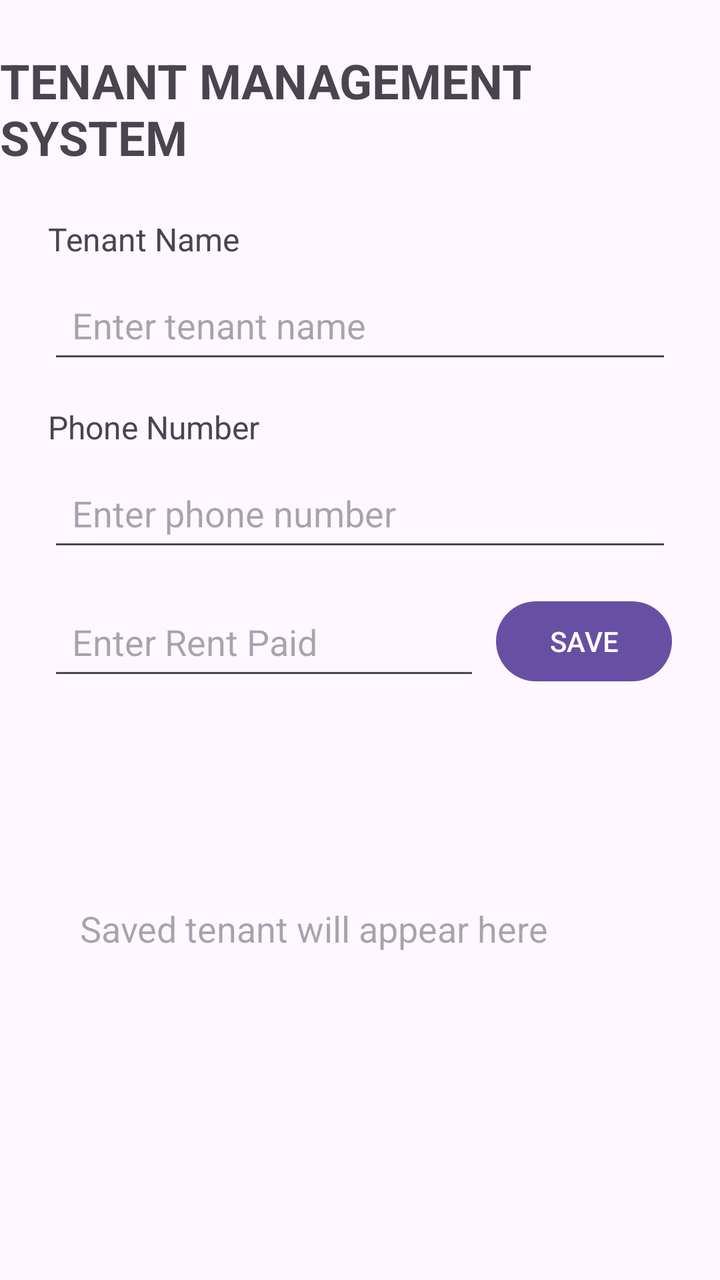
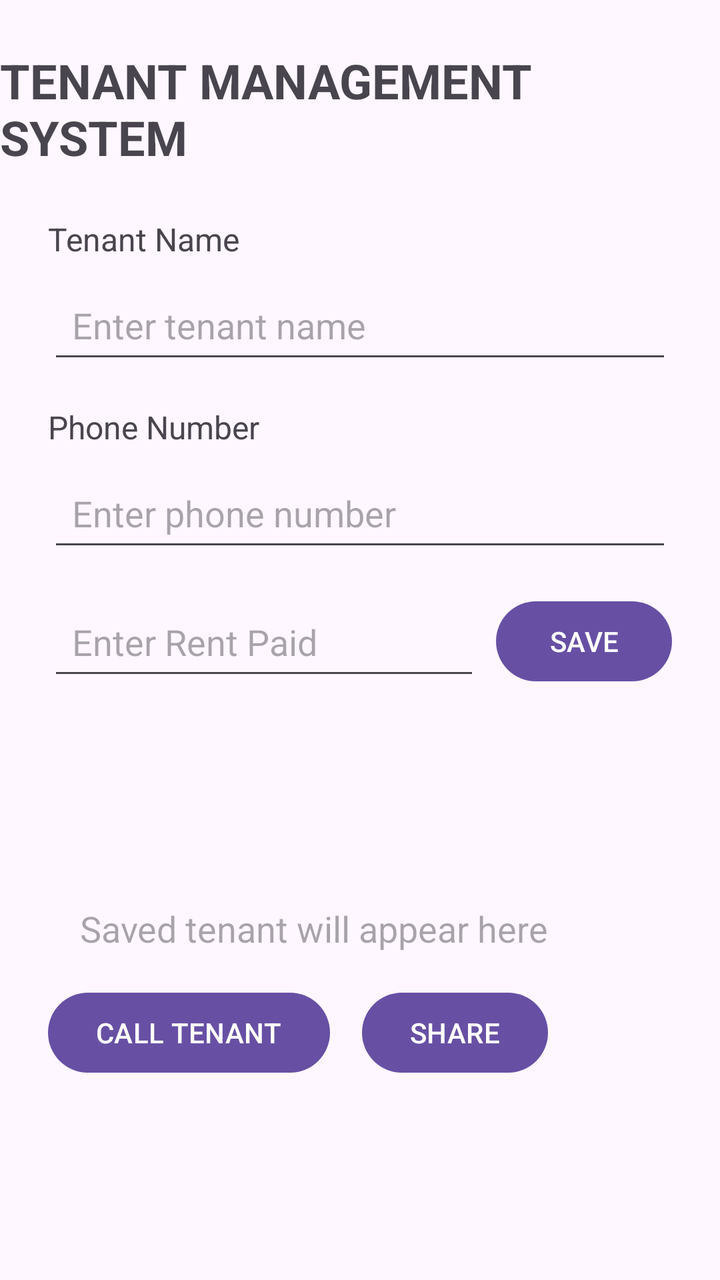

Screens rendered from an Android XML layout before and after an edit, with the pre-edit source and the edit as a unified diff.
<!-- AndroidManifest.xml: application theme Theme.TenantManagementSystem -->
<!-- res/layout/activity_main.xml -->
<?xml version="1.0" encoding="utf-8"?>
<layout xmlns:android="http://schemas.android.com/apk/res/android"
    xmlns:app="http://schemas.android.com/apk/res-auto">

    <data>
        <variable
            name="tenant"
            type="com.example.tenantmanagementsystem.Tenant" />
    </data>

    <androidx.constraintlayout.widget.ConstraintLayout
        android:layout_width="match_parent"
        android:layout_height="match_parent">

        <TextView
            android:id="@+id/titleTextView"
            android:layout_width="wrap_content"
            android:layout_height="wrap_content"
            android:text="TENANT MANAGEMENT SYSTEM"
            android:textSize="24sp"
            android:textStyle="bold"
            android:layout_marginTop="24dp"
            app:layout_constraintTop_toTopOf="parent"
            app:layout_constraintStart_toStartOf="parent"
            app:layout_constraintEnd_toEndOf="parent" />

        <TextView
            android:id="@+id/tenantNameLabel"
            android:layout_width="wrap_content"
            android:layout_height="wrap_content"
            android:text="Tenant Name"
            android:textSize="16sp"
            android:layout_marginTop="24dp"
            android:layout_marginStart="24dp"
            app:layout_constraintTop_toBottomOf="@id/titleTextView"
            app:layout_constraintStart_toStartOf="parent" />

        <EditText
            android:id="@+id/tenantNameEditText"
            android:layout_width="0dp"
            android:layout_height="wrap_content"
            android:hint="Enter tenant name"
            android:minHeight="48dp"
            android:padding="12dp"
            android:layout_marginTop="8dp"
            android:layout_marginStart="24dp"
            android:layout_marginEnd="24dp"
            app:layout_constraintTop_toBottomOf="@id/tenantNameLabel"
            app:layout_constraintStart_toStartOf="parent"
            app:layout_constraintEnd_toEndOf="parent" />

        <TextView
            android:id="@+id/phoneLabel"
            android:layout_width="wrap_content"
            android:layout_height="wrap_content"
            android:text="Phone Number"
            android:textSize="16sp"
            android:layout_marginTop="16dp"
            android:layout_marginStart="24dp"
            app:layout_constraintTop_toBottomOf="@id/tenantNameEditText"
            app:layout_constraintStart_toStartOf="parent" />

        <EditText
            android:id="@+id/phoneEditText"
            android:layout_width="0dp"
            android:layout_height="wrap_content"
            android:hint="Enter phone number"
            android:inputType="phone"
            android:minHeight="48dp"
            android:padding="12dp"
            android:layout_marginTop="8dp"
            android:layout_marginStart="24dp"
            android:layout_marginEnd="24dp"
            app:layout_constraintTop_toBottomOf="@id/phoneLabel"
            app:layout_constraintStart_toStartOf="parent"
            app:layout_constraintEnd_toEndOf="parent" />

        <EditText
            android:id="@+id/rentEditText"
            android:layout_width="0dp"
            android:layout_height="wrap_content"
            android:hint="Enter Rent Paid"
            android:inputType="numberDecimal"
            android:minHeight="48dp"
            android:padding="12dp"
            android:layout_marginStart="24dp"
            android:layout_marginTop="16dp"
            android:layout_marginEnd="8dp"
            app:layout_constraintTop_toBottomOf="@id/phoneEditText"
            app:layout_constraintStart_toStartOf="parent"
            app:layout_constraintEnd_toStartOf="@id/saveButton" />

        <Button
            android:id="@+id/saveButton"
            android:layout_width="wrap_content"
            android:layout_height="wrap_content"
            android:text="SAVE"
            android:layout_marginEnd="24dp"
            app:layout_constraintTop_toTopOf="@id/rentEditText"
            app:layout_constraintEnd_toEndOf="parent" />

        <TextView
            android:id="@+id/tenantNameTextView"
            android:layout_width="0dp"
            android:layout_height="wrap_content"
            android:text="@{tenant.name}"
            android:textSize="32sp"
            android:textStyle="bold"
            android:layout_marginTop="24dp"
            android:layout_marginStart="24dp"
            android:layout_marginEnd="24dp"
            app:layout_constraintTop_toBottomOf="@id/rentEditText"
            app:layout_constraintStart_toStartOf="parent"
            app:layout_constraintEnd_toEndOf="parent" />

        <TextView
            android:id="@+id/tenantResultTextView"
            android:layout_width="0dp"
            android:layout_height="wrap_content"
            android:text="@{tenant.summary()}"
            android:hint="Saved tenant will appear here"
            android:textSize="18sp"
            android:padding="16dp"
            android:layout_margin="24dp"
            app:layout_constraintTop_toBottomOf="@id/tenantNameTextView"
            app:layout_constraintStart_toStartOf="parent"
            app:layout_constraintEnd_toEndOf="parent" />

    </androidx.constraintlayout.widget.ConstraintLayout>
</layout>
<!-- resources referenced by this layout -->
<resources>
  <style name="Theme.TenantManagementSystem" parent="Base.Theme.TenantManagementSystem" />
  <style name="Base.Theme.TenantManagementSystem" parent="Theme.Material3.DayNight.NoActionBar">
          
          
      </style>
</resources>

<!-- the commit's change to res/layout/activity_main.xml (unified diff, before → after) -->
@@ -126,5 +126,23 @@
             app:layout_constraintStart_toStartOf="parent"
             app:layout_constraintEnd_toEndOf="parent" />
 
+        <Button
+            android:id="@+id/callButton"
+            android:layout_width="wrap_content"
+            android:layout_height="wrap_content"
+            android:text="CALL TENANT"
+            android:layout_marginStart="24dp"
+            app:layout_constraintTop_toBottomOf="@id/tenantResultTextView"
+            app:layout_constraintStart_toStartOf="parent" />
+
+        <Button
+            android:id="@+id/shareButton"
+            android:layout_width="wrap_content"
+            android:layout_height="wrap_content"
+            android:text="SHARE"
+            android:layout_marginStart="16dp"
+            app:layout_constraintTop_toTopOf="@id/callButton"
+            app:layout_constraintStart_toEndOf="@id/callButton" />
+
     </androidx.constraintlayout.widget.ConstraintLayout>
 </layout>
